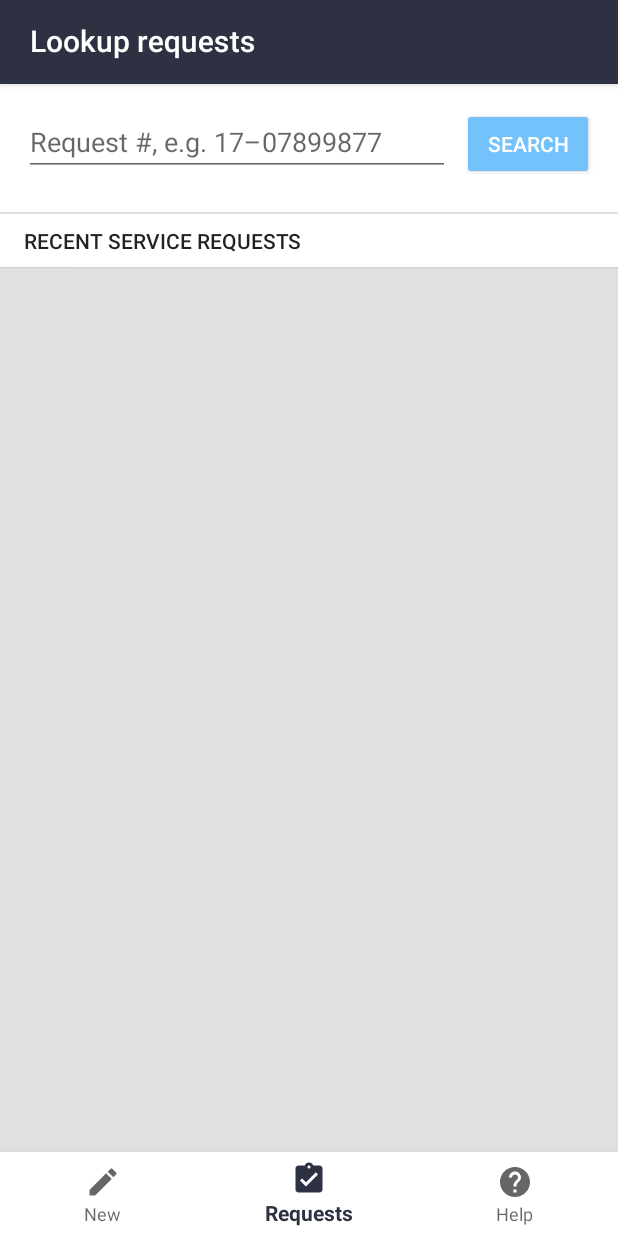
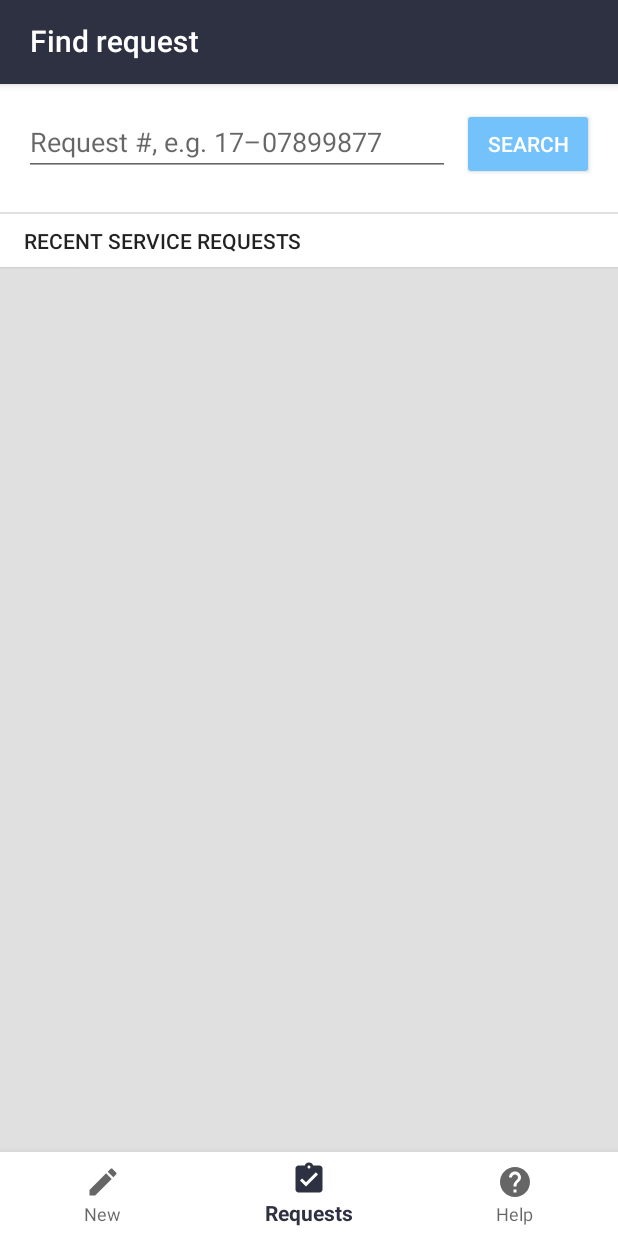
Before and after one commit to pixelbutter/chicago-311, an Android app: the screen it shows after launch (MainActivity), item 2 of the bottom bar chosen, on a phone screen of 412 x 824 dp. Run offline under Robolectric (Android 15) with nearby library versions, the phone set to English and light mode, and no system bars; our stand-ins replace Dagger/Hilt's generated code, Room's generated code, Timber; 8 statements that could not run were skipped.

```diff
--- a/app/src/main/java/com/chicago311/MainActivity.kt
+++ b/app/src/main/java/com/chicago311/MainActivity.kt
@@ -76,7 +76,7 @@ class MainActivity : AppCompatActivity() {
             when (item.itemId) {
                 selectedItemId -> return true
                 R.id.navigation_requests -> {
-                    toolbarTitle = getString(R.string.title_lookup_requests)
+                    toolbarTitle = getString(R.string.title_look_up_requests)
                     newFragment = RequestsLookupFragment.newInstance()
                     showExpandedToolbar = false
                 }
--- a/app/src/main/java/com/chicago311/requests/RequestsLookupFragment.kt
+++ b/app/src/main/java/com/chicago311/requests/RequestsLookupFragment.kt
@@ -16,7 +16,6 @@ import com.chicago311.R
 import kotlinx.android.synthetic.main.fragment_requests.*
 import javax.inject.Inject
 
-
 class RequestsLookupFragment : Fragment() {
 
     @Inject lateinit var viewModelFactory: ViewModelProvider.Factory
@@ -30,7 +29,7 @@ class RequestsLookupFragment : Fragment() {
     override fun onActivityCreated(savedInstanceState: Bundle?) {
         super.onActivityCreated(savedInstanceState)
         (activity.application as ChicagoApplication).getAppComponent().inject(this)
-        (activity as AppCompatActivity).supportActionBar?.title = getString(R.string.title_lookup_requests)
+        (activity as AppCompatActivity).supportActionBar?.title = getString(R.string.title_look_up_requests)
         viewModel = ViewModelProviders.of(this, viewModelFactory).get(RequestsLookupViewModel::class.java)
         setupViews()
 
--- a/app/src/main/res/layout/fragment_requests.xml
+++ b/app/src/main/res/layout/fragment_requests.xml
@@ -21,7 +21,7 @@
             android:layout_marginStart="16dp"
             android:layout_marginTop="16dp"
             android:ems="10"
-            android:hint="@string/hint_lookup_request"
+            android:hint="@string/hint_look_up_request"
             android:inputType="textPersonName"
             app:layout_constraintEnd_toStartOf="@+id/findRequestSearchButton"
             app:layout_constraintStart_toStartOf="parent"
--- a/app/src/main/res/menu/navigation.xml
+++ b/app/src/main/res/menu/navigation.xml
@@ -9,7 +9,7 @@
     <item
         android:id="@+id/navigation_requests"
         android:icon="@drawable/ic_assignment_done"
-        android:title="@string/title_lookup_requests_short"/>
+        android:title="@string/title_look_up_requests_short"/>
 
     <item
         android:id="@+id/navigation_help"
--- a/app/src/main/res/values/colors.xml
+++ b/app/src/main/res/values/colors.xml
@@ -9,4 +9,5 @@
 
     <color name="requestStatusOpen">@color/blackGrape_87</color>
     <color name="requestStatusClosed">@color/malachite</color>
+    <color name="requestStatusOther">@color/blackGrape_87</color>
 </resources>
--- a/app/src/main/res/values/strings.xml
+++ b/app/src/main/res/values/strings.xml
@@ -2,8 +2,8 @@
     <string name="app_name">Chicago 311</string>
     <string name="title_create_request">Create request</string>
     <string name="title_create_request_short">New</string>
-    <string name="title_lookup_requests">Lookup requests</string>
-    <string name="title_lookup_requests_short">Requests</string>
+    <string name="title_look_up_requests">Find request</string>
+    <string name="title_look_up_requests_short">Requests</string>
     <string name="title_new_request">New request</string>
     <string name="title_help">Help</string>
 
@@ -51,12 +51,15 @@
     <string name="phone_hint">(312) 555–5555</string>
 
     <!-- Requests -->
-    <string name="find_request_status">Lookup request</string>
-    <string name="hint_lookup_request">Request #, e.g. 17–07899877</string>
+    <string name="find_request_status">Look up request</string>
+    <string name="hint_look_up_request">Request #, e.g. 17–07899877</string>
     <string name="button_name_search">Search</string>
     <string name="label_recent_service_requests">Recent service requests</string>
     <string name="label_look_up_service_requests">Look up request</string>
     <string name="request_number">#%1$s</string>
+    <string name="label_agency_responsible">Reviewed by %1$s</string>
+    <string name="label_request_creation_date">Created:</string>
+    <string name="label_request_updated_date">Updated:</string>
 
     <!-- Help -->
     <string name="contact_icon_content_description">Contact info icon</string>
```
Also changed, not shown: app/src/main/java/com/chicago311/data/model/CityRequestInfo.kt (+5 -4 lines), app/src/main/java/com/chicago311/requests/RequestDetailsActivity.kt (+25 -4 lines), app/src/main/res/layout/activity_request_details.xml (+72 -3 lines), 2 other files.
